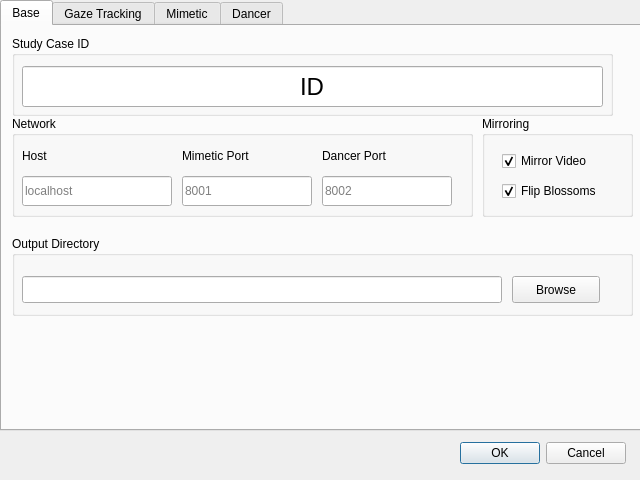
Qt form src/settings_dialog.ui (DiogoSaraiva/blossom-lasige-research) before a commit.
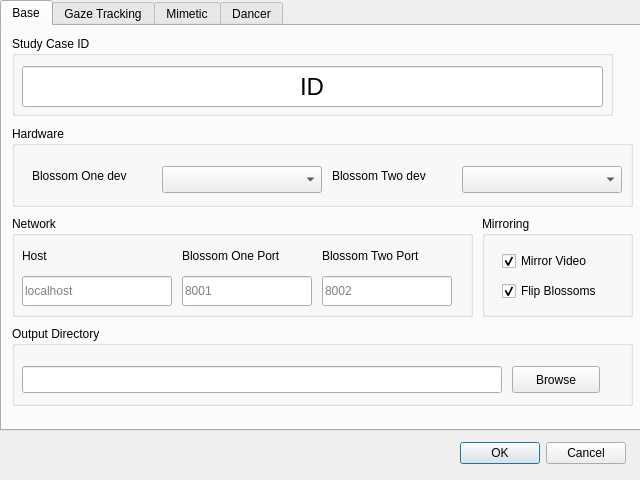
The same form after that commit. The open tabs and pages were chosen to show the change.

Commit message: Possibility to choose whether launching mimetic or dancer blossom processes in each of the two blossom robots

```diff
--- a/src/settings_dialog.ui
+++ b/src/settings_dialog.ui
@@ -10,6 +10,24 @@
     <height>480</height>
    </rect>
   </property>
+  <property name="sizePolicy">
+   <sizepolicy hsizetype="Fixed" vsizetype="Fixed">
+    <horstretch>0</horstretch>
+    <verstretch>0</verstretch>
+   </sizepolicy>
+  </property>
+  <property name="minimumSize">
+   <size>
+    <width>640</width>
+    <height>480</height>
+   </size>
+  </property>
+  <property name="maximumSize">
+   <size>
+    <width>640</width>
+    <height>480</height>
+   </size>
+  </property>
   <property name="windowTitle">
    <string>Blossom LASIGE Research - Settings</string>
   </property>
@@ -61,7 +79,7 @@
      <property name="geometry">
       <rect>
        <x>10</x>
-       <y>90</y>
+       <y>190</y>
        <width>461</width>
        <height>101</height>
       </rect>
@@ -113,7 +131,7 @@
        <locale language="English" country="UnitedStates"/>
       </property>
       <property name="text">
-       <string>Mimetic Port</string>
+       <string>Blossom One Port</string>
       </property>
      </widget>
      <widget class="QLabel" name="dancer_port_label">
@@ -141,7 +159,7 @@
        <locale language="English" country="UnitedStates"/>
       </property>
       <property name="text">
-       <string>Dancer Port</string>
+       <string>Blossom Two Port</string>
       </property>
      </widget>
      <widget class="QLineEdit" name="host">
@@ -233,7 +251,7 @@
      <property name="geometry">
       <rect>
        <x>10</x>
-       <y>210</y>
+       <y>300</y>
        <width>621</width>
        <height>80</height>
       </rect>
@@ -278,7 +296,7 @@
      <property name="geometry">
       <rect>
        <x>480</x>
-       <y>90</y>
+       <y>190</y>
        <width>151</width>
        <height>101</height>
       </rect>
@@ -398,6 +416,65 @@
       </property>
      </widget>
     </widget>
+    <widget class="QGroupBox" name="groupBox">
+     <property name="geometry">
+      <rect>
+       <x>10</x>
+       <y>100</y>
+       <width>621</width>
+       <height>81</height>
+      </rect>
+     </property>
+     <property name="title">
+      <string>Hardware</string>
+     </property>
+     <widget class="QComboBox" name="blossom_one_device">
+      <property name="geometry">
+       <rect>
+        <x>150</x>
+        <y>40</y>
+        <width>160</width>
+        <height>27</height>
+       </rect>
+      </property>
+     </widget>
+     <widget class="QComboBox" name="blossom_two_device">
+      <property name="geometry">
+       <rect>
+        <x>450</x>
+        <y>40</y>
+        <width>160</width>
+        <height>27</height>
+       </rect>
+      </property>
+     </widget>
+     <widget class="QLabel" name="blossom_one_device_label">
+      <property name="geometry">
+       <rect>
+        <x>20</x>
+        <y>40</y>
+        <width>120</width>
+        <height>19</height>
+       </rect>
+      </property>
+      <property name="text">
+       <string>Blossom One dev</string>
+      </property>
+     </widget>
+     <widget class="QLabel" name="blossom_two_device_label">
+      <property name="geometry">
+       <rect>
+        <x>320</x>
+        <y>40</y>
+        <width>120</width>
+        <height>19</height>
+       </rect>
+      </property>
+      <property name="text">
+       <string>Blossom Two dev</string>
+      </property>
+     </widget>
+    </widget>
    </widget>
    <widget class="QWidget" name="gaze_tab">
     <attribute name="title">
```
Left out of the diff: 31 changed lines with no effect on the pictures. The commit also changes 10 other files.
